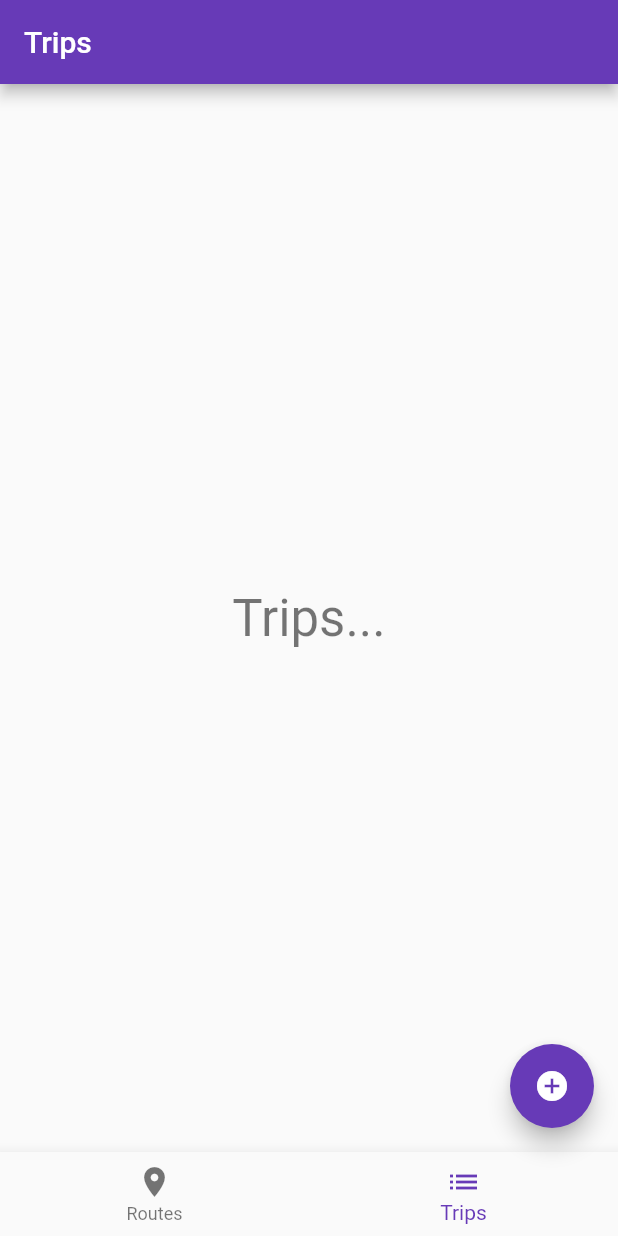
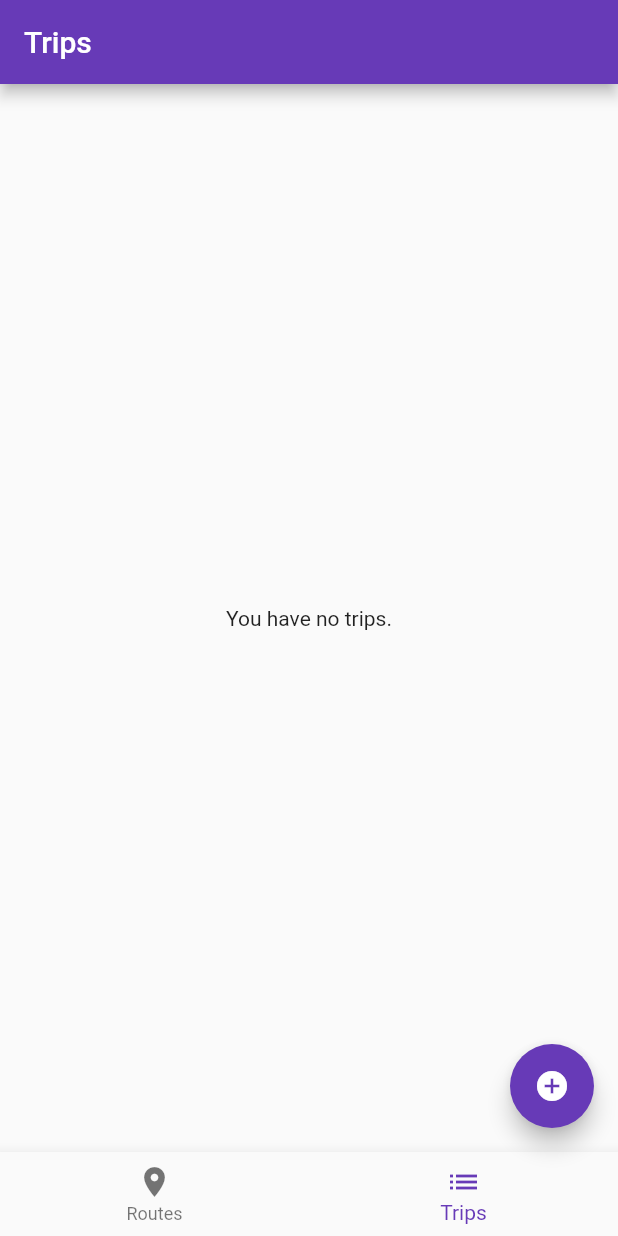
Before and after one commit to BrylleGomez/trip_tracker, a Flutter app: the screen it shows after launch, item 2 of the bottom bar chosen, on a phone screen of 412 x 824 dp. Run offline on Flutter 3.47's test engine with Material 2 defaults, Android fonts, the phone set to English and light mode, and no system bars; our stand-ins replace hive, hive_flutter; accounts and stored records are empty.

Commit message:
Restructured directories and added trips page

```diff
--- a/lib/home_page.dart
+++ b/lib/home_page.dart
@@ -1,9 +1,9 @@
 import 'package:flutter/material.dart';
 
-import 'package:trip_tracker/pages/routes_page.dart';
-import 'package:trip_tracker/pages/trips_page.dart';
+import 'package:trip_tracker/pages/routes/routes_page.dart';
+import 'package:trip_tracker/pages/trips/trips_page.dart';
 
-import 'pages/route_dialog.dart';
+import 'pages/routes/route_dialog.dart';
 
 class HomePage extends StatefulWidget {
   const HomePage({Key? key}) : super(key: key);
--- a/lib/pages/routes_page.dart
+++ b/lib/pages/routes/routes_page.dart
@@ -1,8 +1,8 @@
 import 'package:flutter/material.dart';
 import 'package:hive_flutter/hive_flutter.dart';
 import 'package:trip_tracker/models/route.dart';
-import 'package:trip_tracker/pages/confirm_dialog.dart';
-import 'package:trip_tracker/pages/route_list_item.dart';
+import 'package:trip_tracker/widgets/confirm_dialog.dart';
+import 'package:trip_tracker/pages/routes/route_list_item.dart';
 import 'package:trip_tracker/utils/consts.dart';
 
 import 'route_dialog.dart';
--- /dev/null
+++ b/lib/pages/trips/trips_page.dart
@@ -0,0 +1,87 @@
+import 'package:flutter/material.dart';
+import 'package:hive_flutter/hive_flutter.dart';
+import 'package:trip_tracker/models/trip.dart';
+import 'package:trip_tracker/utils/consts.dart';
+
+class TripsPage extends StatefulWidget {
+  const TripsPage({Key? key}) : super(key: key);
+
+  @override
+  State<TripsPage> createState() => _TripsPageState();
+}
+
+class _TripsPageState extends State<TripsPage> {
+  void handleViewTrip(BuildContext context, int key, Trip trip) {
+    // showDialog(
+    //     context: context,
+    //     builder: (BuildContext context) {
+    //       return RouteDialog(
+    //         isViewing: true,
+    //         routeKey: key,
+    //         route: route,
+    //       );
+    //     });
+  }
+
+  void handleEditTrip(BuildContext context, int key, Trip trip) {
+    // showDialog(
+    //     context: context,
+    //     builder: (BuildContext context) {
+    //       return RouteDialog(
+    //         routeKey: key,
+    //         route: route,
+    //       );
+    //     });
+  }
+
+  void handleDeleteTrip(BuildContext context, int key) {
+    // showDialog(
+    //     context: context,
+    //     builder: (BuildContext context) {
+    //       return ConfirmDialog(
+    //           message: 'Are you sure you want to delete this route?',
+    //           title: 'Delete Route',
+    //           onConfirm: () =>
+    //               {Hive.box<TripRoute>(hiveRoutesBox).delete(key)});
+    //     });
+  }
+
+  @override
+  Widget build(BuildContext context) {
+    return ValueListenableBuilder<Box>(
+      valueListenable: Hive.box<Trip>(hiveTripsBox).listenable(),
+      builder: (context, box, widget) {
+        List<int> keys = box.keys.cast<int>().toList();
+        if (keys.isEmpty) {
+          return const Center(
+            child: Text('You have no trips.'),
+          );
+        } else {
+          return Scrollbar(
+            child: ListView.builder(
+              shrinkWrap: true,
+              itemCount: keys.length,
+              itemBuilder: (BuildContext context, int index) {
+                final int key = keys[index];
+                final Trip trip = box.get(key);
+                return Text(trip.toString());
+                // return RouteListItem(
+                //   routeName: trip.name,
+                //   onView: () {
+                //     handleViewTrip(context, key, trip);
+                //   },
+                //   onEdit: () {
+                //     handleEditTrip(context, key, trip);
+                //   },
+                //   onDelete: () {
+                //     handleDeleteTrip(context, key);
+                //   },
+                // );
+              },
+            ),
+          );
+        }
+      },
+    );
+  }
+}
--- a/lib/pages/trips_page.dart
+++ /dev/null
@@ -1,25 +0,0 @@
-import 'package:flutter/material.dart';
-
-class TripsPage extends StatefulWidget {
-  const TripsPage({Key? key}) : super(key: key);
-
-  @override
-  State<TripsPage> createState() => _TripsPageState();
-}
-
-class _TripsPageState extends State<TripsPage> {
-  @override
-  Widget build(BuildContext context) {
-    return Center(
-      child: Column(
-        mainAxisAlignment: MainAxisAlignment.center,
-        children: <Widget>[
-          Text(
-            'Trips...',
-            style: Theme.of(context).textTheme.headline4,
-          ),
-        ],
-      ),
-    );
-  }
-}
```
Also changed, not shown: lib/pages/routes/route_dialog.dart (renamed from lib/pages/route_dialog.dart), lib/pages/routes/route_list_item.dart (renamed from lib/pages/route_list_item.dart), lib/widgets/confirm_dialog.dart (renamed from lib/pages/confirm_dialog.dart).
